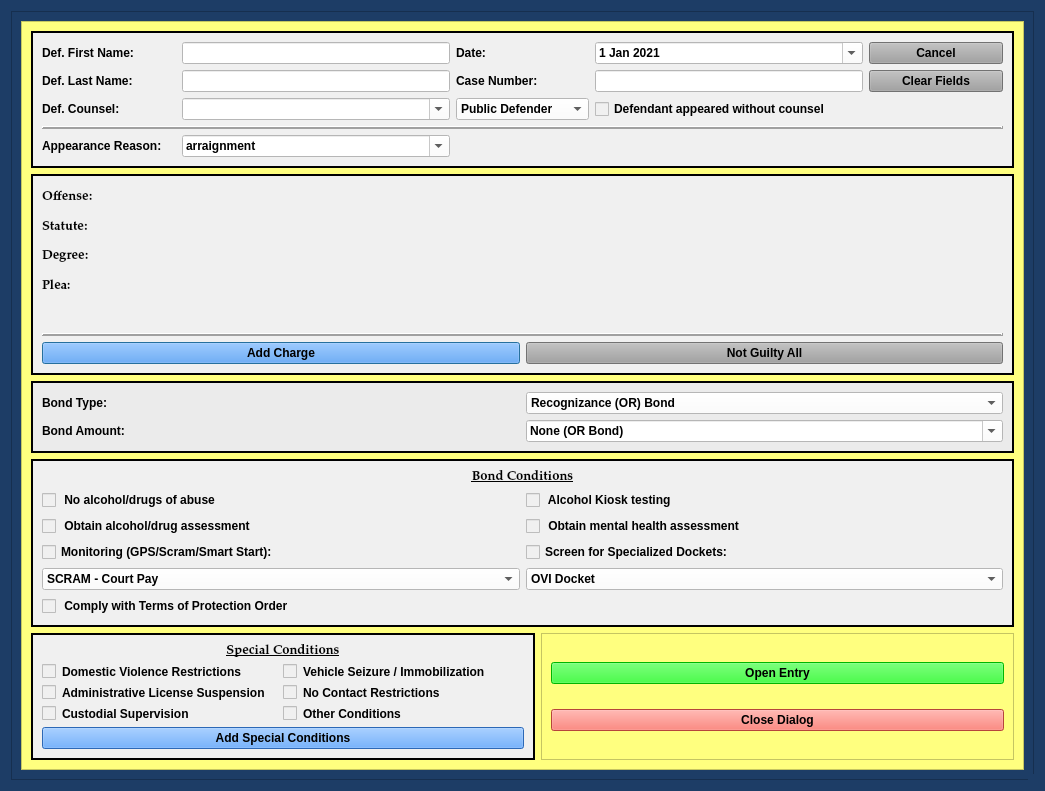
Above: package/views/ui/NotGuiltyBondDialog.ui from HunterProgram22/MuniEntry before the change. Below: the same form after it.
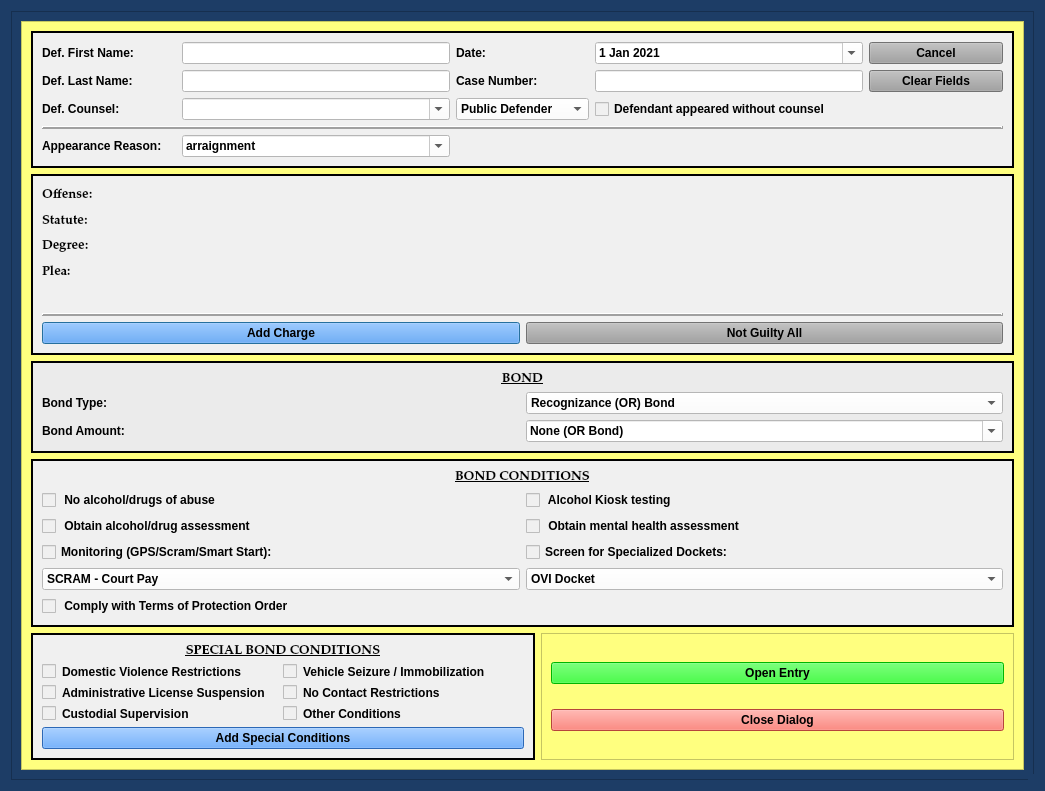
That is the form after the change.

Commit message: Updated labels in UIs.

Patch:
```diff
--- a/package/views/ui/NotGuiltyBondDialog.ui
+++ b/package/views/ui/NotGuiltyBondDialog.ui
@@ -178,7 +178,7 @@
            <x>0</x>
            <y>0</y>
            <width>988</width>
-           <height>768</height>
+           <height>792</height>
           </rect>
          </property>
          <layout class="QGridLayout" name="gridLayout_9" rowstretch="1,2,0,1,1" columnstretch="1,1">
@@ -447,7 +447,7 @@
                 </font>
                </property>
                <property name="text">
-                <string>Special Conditions</string>
+                <string>SPECIAL BOND CONDITIONS</string>
                </property>
                <property name="alignment">
                 <set>Qt::AlignCenter</set>
@@ -706,14 +706,14 @@
              <number>2</number>
             </property>
             <layout class="QGridLayout" name="gridLayout_5">
-             <item row="1" column="0">
+             <item row="2" column="0">
               <widget class="QLabel" name="label_9">
                <property name="text">
                 <string>Bond Amount:</string>
                </property>
               </widget>
              </item>
-             <item row="0" column="1">
+             <item row="1" column="1">
               <widget class="QComboBox" name="bond_type_box">
                <property name="styleSheet">
                 <string notr="true">background-color: rgb(255, 255, 255);</string>
@@ -735,14 +735,14 @@
                </item>
               </widget>
              </item>
-             <item row="0" column="0">
+             <item row="1" column="0">
               <widget class="QLabel" name="label_8">
                <property name="text">
                 <string>Bond Type:</string>
                </property>
               </widget>
              </item>
-             <item row="1" column="1">
+             <item row="2" column="1">
               <widget class="QComboBox" name="bond_amount_box">
                <property name="font">
                 <font>
@@ -806,6 +806,26 @@
                </item>
               </widget>
              </item>
+             <item row="0" column="0" colspan="2">
+              <widget class="QLabel" name="label_5">
+               <property name="font">
+                <font>
+                 <family>Palatino Linotype</family>
+                 <pointsize>10</pointsize>
+                 <weight>75</weight>
+                 <italic>false</italic>
+                 <bold>true</bold>
+                 <underline>true</underline>
+                </font>
+               </property>
+               <property name="text">
+                <string>BOND</string>
+               </property>
+               <property name="alignment">
+                <set>Qt::AlignCenter</set>
+               </property>
+              </widget>
+             </item>
             </layout>
            </widget>
           </item>
@@ -837,7 +857,7 @@
                 </font>
                </property>
                <property name="text">
-                <string>Bond Conditions</string>
+                <string>BOND CONDITIONS</string>
                </property>
                <property name="alignment">
                 <set>Qt::AlignCenter</set>
```
The commit also changes 13 other files.
